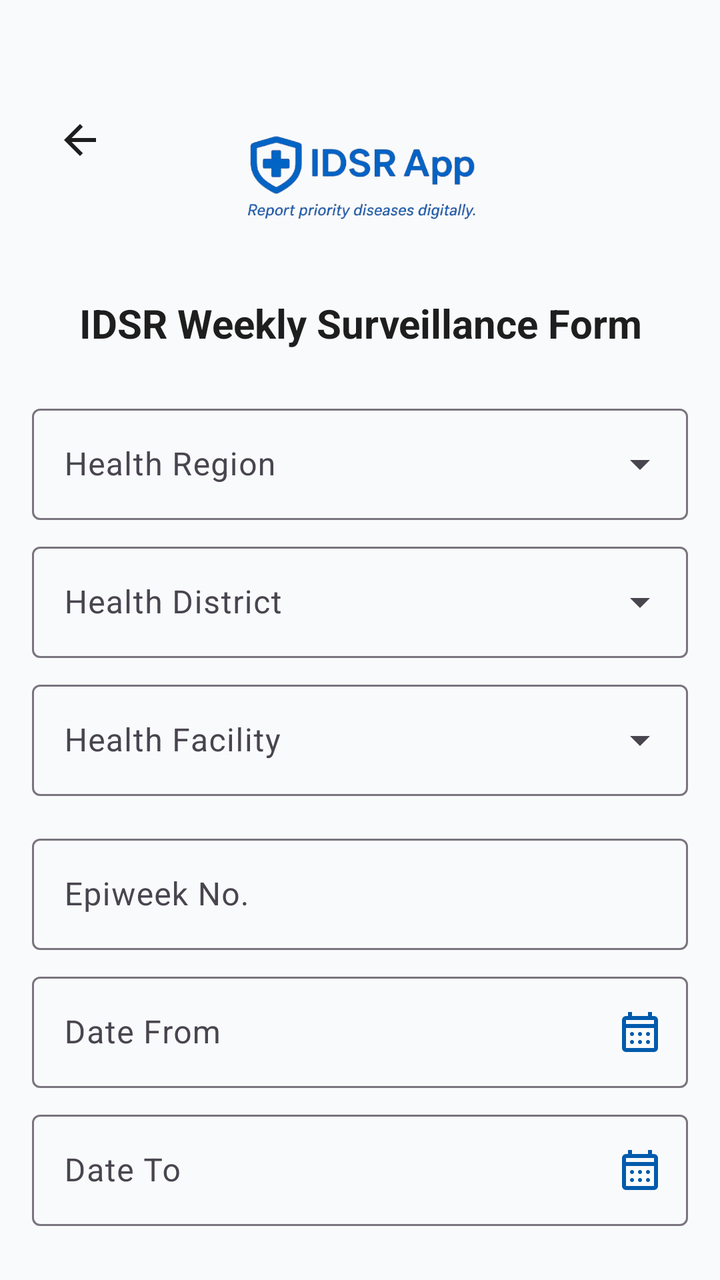
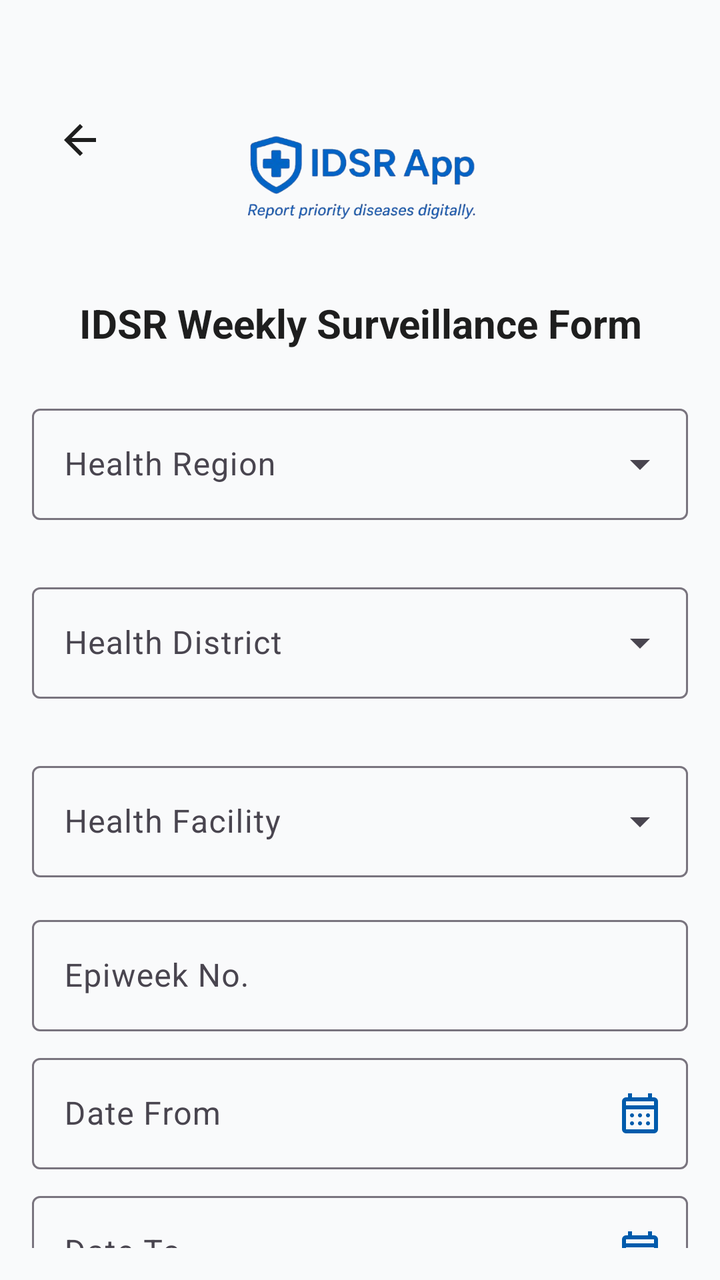

An Android layout rendered at two revisions. The XML below is the earlier revision; the diff shows what the commit changed to produce the second picture.
<!-- AndroidManifest.xml: application theme Theme.IDSR -->
<!-- res/layout/activity_surveillance1.xml -->
<?xml version="1.0" encoding="utf-8"?>
<androidx.core.widget.NestedScrollView xmlns:android="http://schemas.android.com/apk/res/android"
    xmlns:app="http://schemas.android.com/apk/res-auto"
    xmlns:tools="http://schemas.android.com/tools"
    android:layout_width="match_parent"
    android:layout_height="match_parent"
    android:fillViewport="true"
    android:padding="16dp"
    android:background="?attr/android:colorBackground"
    tools:context=".activities.SurveillanceActivity1">

    <LinearLayout
        android:layout_width="match_parent"
        android:layout_height="wrap_content"
        android:layout_marginTop="10dp"
        android:orientation="vertical">

        <FrameLayout
            android:layout_width="match_parent"
            android:layout_height="wrap_content"
            android:layout_marginTop="10dp">

            <androidx.appcompat.widget.AppCompatImageButton
                android:id="@+id/btnBackSur1"
                android:layout_width="40dp"
                android:layout_height="60dp"
                android:layout_marginStart="4dp"
                android:layout_marginTop="4dp"
                android:background="?attr/selectableItemBackgroundBorderless"
                android:contentDescription="Back"
                android:src="@drawable/back_btn"
                app:tint="?attr/colorOnSurface" />

            <androidx.appcompat.widget.AppCompatImageView
                android:id="@+id/imgLogo"
                android:layout_width="140dp"
                android:layout_height="100dp"
                android:layout_gravity="center"
                android:layout_marginTop="4dp"
                android:contentDescription="App logo"
                android:scaleType="centerCrop"
                android:src="@drawable/splash11" />
        </FrameLayout>

        <TextView
            android:id="@+id/tvFormTitle"
            android:layout_width="match_parent"
            android:layout_height="wrap_content"
            android:text="IDSR Weekly Surveillance Form"
            android:textSize="20sp"
            android:textStyle="bold"
            android:textColor="?attr/colorOnSurface"
            android:gravity="center"
            android:layout_marginTop="8dp"
            android:layout_marginBottom="8dp"/>


        <com.google.android.material.textfield.TextInputLayout
            style="@style/Widget.Material3.TextInputLayout.OutlinedBox.ExposedDropdownMenu"
            android:layout_width="match_parent"
            android:layout_height="wrap_content"
            android:hint="Health Region"
            android:layout_marginTop="16dp">

            <AutoCompleteTextView
                android:id="@+id/spinnerRegion"
                android:layout_width="match_parent"
                android:layout_height="wrap_content"
                android:textColor="?attr/colorOnSurface"
                android:inputType="none"
                android:focusable="false" />
        </com.google.android.material.textfield.TextInputLayout>


        <com.google.android.material.textfield.TextInputLayout
            style="@style/Widget.Material3.TextInputLayout.OutlinedBox.ExposedDropdownMenu"
            android:layout_width="match_parent"
            android:layout_height="wrap_content"
            android:hint="Health District"
            android:layout_marginTop="8dp">

            <AutoCompleteTextView
                android:id="@+id/spinnerDistrict"
                android:layout_width="match_parent"
                android:layout_height="wrap_content"
                android:textColor="?attr/colorOnSurface"
                android:inputType="none"
                android:focusable="false" />
        </com.google.android.material.textfield.TextInputLayout>


        <com.google.android.material.textfield.TextInputLayout
            android:id="@+id/tilHealthFacility"
            style="@style/Widget.Material3.TextInputLayout.OutlinedBox.ExposedDropdownMenu"
            android:layout_width="match_parent"
            android:layout_height="wrap_content"
            android:hint="Health Facility"
            android:layout_marginTop="8dp">

            <AutoCompleteTextView
                android:id="@+id/spinnerFacility"
                android:layout_width="match_parent"
                android:layout_height="wrap_content"
                android:textColor="?attr/colorOnSurface"
                android:inputType="none"
                android:focusable="false" />
        </com.google.android.material.textfield.TextInputLayout>


        <com.google.android.material.textfield.TextInputLayout
            android:id="@+id/tilEpiweek"
            style="@style/Widget.Material3.TextInputLayout.OutlinedBox"
            android:layout_width="match_parent"
            android:layout_height="wrap_content"
            android:hint="Epiweek No."
            android:layout_marginTop="16dp">

            <com.google.android.material.textfield.TextInputEditText
                android:id="@+id/etEpiweek"
                android:layout_width="match_parent"
                android:layout_height="wrap_content"
                android:textColor="?attr/colorOnSurface"
                android:inputType="number" />
        </com.google.android.material.textfield.TextInputLayout>


        <com.google.android.material.textfield.TextInputLayout
            android:id="@+id/tilDateFrom"
            style="@style/Widget.Material3.TextInputLayout.OutlinedBox"
            android:layout_width="match_parent"
            android:layout_height="wrap_content"
            android:hint="Date From"
            android:layout_marginTop="8dp"
            app:endIconMode="custom"
            app:endIconDrawable="@drawable/calendare"
            app:endIconTint="?attr/colorPrimary">

            <com.google.android.material.textfield.TextInputEditText
                android:id="@+id/etDateFrom"
                android:layout_width="match_parent"
                android:layout_height="wrap_content"
                android:textColor="?attr/colorOnSurface"
                android:focusable="false"
                android:clickable="true" />
        </com.google.android.material.textfield.TextInputLayout>


        <com.google.android.material.textfield.TextInputLayout
            android:id="@+id/tilDateTo"
            style="@style/Widget.Material3.TextInputLayout.OutlinedBox"
            android:layout_width="match_parent"
            android:layout_height="wrap_content"
            android:hint="Date To"
            android:layout_marginTop="8dp"
            app:endIconMode="custom"
            app:endIconDrawable="@drawable/calendare"
            app:endIconTint="?attr/colorPrimary">

            <com.google.android.material.textfield.TextInputEditText
                android:id="@+id/etDateTo"
                android:layout_width="match_parent"
                android:layout_height="wrap_content"
                android:textColor="?attr/colorOnSurface"
                android:focusable="false"
                android:clickable="true" />
        </com.google.android.material.textfield.TextInputLayout>


        <com.google.android.material.textfield.TextInputLayout
            android:id="@+id/tilFacilityGeo"
            style="@style/Widget.Material3.TextInputLayout.OutlinedBox"
            android:layout_width="match_parent"
            android:layout_height="wrap_content"
            android:hint="Health Facility Location"
            android:layout_marginTop="8dp">

            <com.google.android.material.textfield.TextInputEditText
                android:id="@+id/facilityGeo"
                android:layout_width="match_parent"
                android:layout_height="wrap_content"
                android:textColor="?attr/colorOnSurface"
                android:inputType="text" />
        </com.google.android.material.textfield.TextInputLayout>


        <LinearLayout
            android:layout_width="match_parent"
            android:layout_height="wrap_content"
            android:orientation="horizontal"
            android:gravity="center"
            android:layout_marginTop="16dp"
            android:weightSum="2">

            <com.google.android.material.button.MaterialButton
                android:id="@+id/btnUseCurrentLocation"
                style="@style/Widget.Material3.Button"
                android:layout_width="0dp"
                android:layout_height="wrap_content"
                android:layout_weight="1"
                android:text="Use Current Location"
                android:layout_marginEnd="4dp"
                android:textAllCaps="false"
                app:cornerRadius="10dp"
                app:icon="@android:drawable/ic_menu_mylocation"
                app:iconGravity="textStart" />

            <com.google.android.material.button.MaterialButton
                android:id="@+id/btnPickOnMap"
                style="@style/Widget.Material3.Button.OutlinedButton"
                android:layout_width="0dp"
                android:layout_height="wrap_content"
                android:layout_weight="1"
                android:layout_marginStart="4dp"
                android:text="Pick on Map"
                android:textAllCaps="false"
                app:cornerRadius="10dp"
                app:icon="@android:drawable/ic_dialog_map"
                app:iconGravity="textStart" />
        </LinearLayout>


        <com.google.android.material.button.MaterialButton
            android:id="@+id/btnNextSur1"
            style="@style/Widget.Material3.Button"
            android:layout_width="match_parent"
            android:layout_height="wrap_content"
            android:text="Next"
            android:layout_marginTop="24dp"
            android:layout_marginBottom="16dp"
            android:textAllCaps="false"
            android:minHeight="56dp"
            app:cornerRadius="10dp" />

    </LinearLayout>
</androidx.core.widget.NestedScrollView>
<!-- resources referenced by this layout -->
<resources>
  <!-- drawable back_btn (drawable) -->
  <vector xmlns:android="http://schemas.android.com/apk/res/android"
      android:width="24dp"
      android:height="24dp"
      android:viewportWidth="960"
      android:viewportHeight="960"
      android:tint="?attr/colorControlNormal"
      android:autoMirrored="true">
    <path
        android:fillColor="@android:color/white"
        android:pathData="M313,520L537,744L480,800L160,480L480,160L537,216L313,440L800,440L800,520L313,520Z"/>
  </vector>
  <!-- drawable calendare (drawable) -->
  <vector xmlns:android="http://schemas.android.com/apk/res/android"
      android:width="24dp"
      android:height="24dp"
      android:viewportWidth="960"
      android:viewportHeight="960"
      android:tint="?attr/colorControlNormal">
    <path
        android:fillColor="@android:color/white"
        android:pathData="M200,880Q167,880 143.5,856.5Q120,833 120,800L120,240Q120,207 143.5,183.5Q167,160 200,160L240,160L240,80L320,80L320,160L640,160L640,80L720,80L720,160L760,160Q793,160 816.5,183.5Q840,207 840,240L840,800Q840,833 816.5,856.5Q793,880 760,880L200,880ZM200,800L760,800Q760,800 760,800Q760,800 760,800L760,400L200,400L200,800Q200,800 200,800Q200,800 200,800ZM200,320L760,320L760,240Q760,240 760,240Q760,240 760,240L200,240Q200,240 200,240Q200,240 200,240L200,320ZM200,320L200,240Q200,240 200,240Q200,240 200,240L200,240Q200,240 200,240Q200,240 200,240L200,320ZM480,560Q463,560 451.5,548.5Q440,537 440,520Q440,503 451.5,491.5Q463,480 480,480Q497,480 508.5,491.5Q520,503 520,520Q520,537 508.5,548.5Q497,560 480,560ZM320,560Q303,560 291.5,548.5Q280,537 280,520Q280,503 291.5,491.5Q303,480 320,480Q337,480 348.5,491.5Q360,503 360,520Q360,537 348.5,548.5Q337,560 320,560ZM640,560Q623,560 611.5,548.5Q600,537 600,520Q600,503 611.5,491.5Q623,480 640,480Q657,480 668.5,491.5Q680,503 680,520Q680,537 668.5,548.5Q657,560 640,560ZM480,720Q463,720 451.5,708.5Q440,697 440,680Q440,663 451.5,651.5Q463,640 480,640Q497,640 508.5,651.5Q520,663 520,680Q520,697 508.5,708.5Q497,720 480,720ZM320,720Q303,720 291.5,708.5Q280,697 280,680Q280,663 291.5,651.5Q303,640 320,640Q337,640 348.5,651.5Q360,663 360,680Q360,697 348.5,708.5Q337,720 320,720ZM640,720Q623,720 611.5,708.5Q600,697 600,680Q600,663 611.5,651.5Q623,640 640,640Q657,640 668.5,651.5Q680,663 680,680Q680,697 668.5,708.5Q657,720 640,720Z"/>
  </vector>
  <!-- drawable splash11: png bitmap (drawable, 74529 bytes) -->
  <style name="Theme.IDSR" parent="Theme.Material3.DayNight.NoActionBar">
  
  
          <item name="colorPrimary">@color/idsr_primary</item>
          <item name="colorOnPrimary">@color/idsr_on_primary</item>
          <item name="colorPrimaryContainer">#D2E3FC</item>
  
  
          <item name="android:colorBackground">@color/idsr_background</item>
  
  
          <item name="colorSurface">@color/idsr_surface</item>
          <item name="colorSurfaceVariant">@color/idsr_background</item>
  
  
          <item name="colorOnSurface">@color/idsr_on_surface</item>
  
          <item name="android:textColor">@color/idsr_on_surface</item>
          <item name="android:textColorPrimary">@color/idsr_on_surface</item>
          <item name="android:textColorSecondary">@color/idsr_gray</item>
  
  
          <item name="textInputStyle">@style/Widget.Material3.TextInputLayout.OutlinedBox</item>
  
  
          <item name="android:statusBarColor">@android:color/transparent</item>
          <item name="android:windowLightStatusBar">true</item>
  
      </style>
  <color name="idsr_primary">#005BAC</color>
  <color name="idsr_on_primary">#FFFFFF</color>
  <color name="idsr_background">#F9FAFB</color>
  <color name="idsr_surface">#FFFFFF</color>
  <color name="idsr_on_surface">#1E1E1E</color>
  <color name="idsr_gray">#555555</color>
</resources>

<!-- the commit's change to res/layout/activity_surveillance1.xml (unified diff, before → after) -->
@@ -56,10 +56,13 @@
 
 
         <com.google.android.material.textfield.TextInputLayout
+            android:id="@+id/tilRegion"
             style="@style/Widget.Material3.TextInputLayout.OutlinedBox.ExposedDropdownMenu"
             android:layout_width="match_parent"
             android:layout_height="wrap_content"
             android:hint="Health Region"
+            app:errorEnabled="true"
+            app:errorIconDrawable="@null"
             android:layout_marginTop="16dp">
 
             <AutoCompleteTextView
@@ -73,10 +76,13 @@
 
 
         <com.google.android.material.textfield.TextInputLayout
+            android:id="@+id/tilDistricts"
             style="@style/Widget.Material3.TextInputLayout.OutlinedBox.ExposedDropdownMenu"
             android:layout_width="match_parent"
             android:layout_height="wrap_content"
             android:hint="Health District"
+            app:errorEnabled="true"
+            app:errorIconDrawable="@null"
             android:layout_marginTop="8dp">
 
             <AutoCompleteTextView
